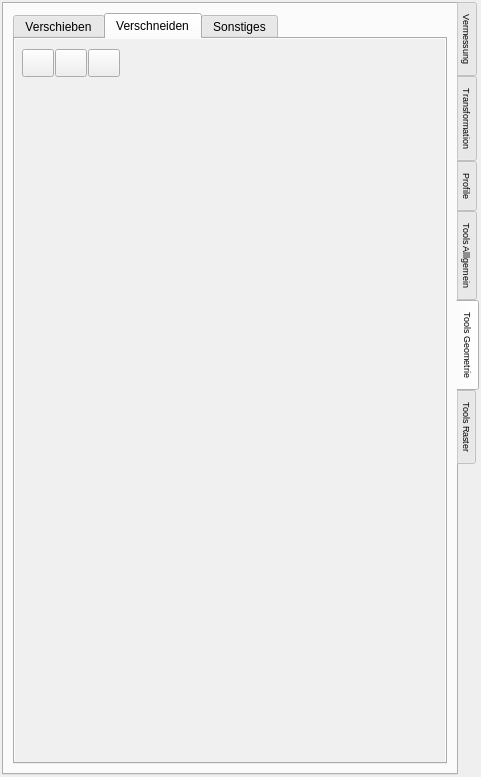
The window that arch_dock/forms/t2g_arch_dockwidget.ui (Landesamt-fuer-Archaeologie-Sachsen/Tachy2GIS_arch) describes before a commit, drawn with Qt 5.
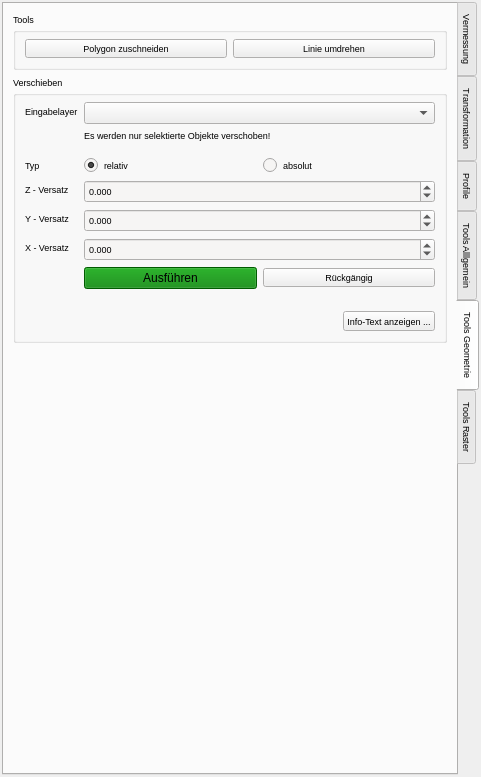
The same window after the commit. The open tabs and pages were chosen to show the change. Icons and pictures are not drawn. Custom widgets are drawn as their Qt base class.

Commit message: #1631 remove tools geom innenliegend and geom außenliegend; rearrange gui for remaining geom tools

The edit to the form file:
```diff
--- a/arch_dock/forms/t2g_arch_dockwidget.ui
+++ b/arch_dock/forms/t2g_arch_dockwidget.ui
@@ -760,56 +760,80 @@
          </attribute>
          <layout class="QVBoxLayout" name="verticalLayout_2">
           <item>
-           <widget class="QTabWidget" name="geometryEditMainTabWidget">
-            <property name="sizePolicy">
-             <sizepolicy hsizetype="Expanding" vsizetype="Expanding">
-              <horstretch>0</horstretch>
-              <verstretch>0</verstretch>
-             </sizepolicy>
+           <widget class="QGroupBox" name="groupBox">
+            <property name="title">
+             <string>Tools</string>
             </property>
-            <property name="styleSheet">
-             <string notr="true">#geometryEditMainTabWidget{
-	background-color:  rgb(240,240,240)
-}</string>
-            </property>
-            <property name="currentIndex">
-             <number>0</number>
-            </property>
-            <widget class="QWidget" name="lfaWidgetVerschieben">
-             <property name="styleSheet">
-              <string notr="true">#lfaWidgetVerschieben{
-	background-color:  rgb(240,240,240)
-}</string>
-             </property>
-             <attribute name="title">
+            <layout class="QHBoxLayout" name="horizontalLayout_7">
+             <item>
+              <widget class="QPushButton" name="butContactClip">
+               <property name="text">
+                <string>Polygon zuschneiden</string>
+               </property>
+               <property name="icon">
+                <iconset>
+                 <normaloff>../../icons/butOutsideClip.gif</normaloff>../../icons/butOutsideClip.gif</iconset>
+               </property>
+               <property name="iconSize">
+                <size>
+                 <width>24</width>
+                 <height>24</height>
+                </size>
+               </property>
+              </widget>
+             </item>
+             <item>
+              <widget class="QPushButton" name="butLineRes">
+               <property name="text">
+                <string>Linie umdrehen</string>
+               </property>
+               <property name="icon">
+                <iconset>
+                 <normaloff>../../icons/LineRe.gif</normaloff>../../icons/LineRe.gif</iconset>
+               </property>
+               <property name="iconSize">
+                <size>
+                 <width>24</width>
+                 <height>24</height>
+                </size>
+               </property>
+              </widget>
+             </item>
+            </layout>
+           </widget>
+          </item>
+          <item>
+           <widget class="QGroupBox" name="groupBox_Verschieben">
+            <property name="title">
               <string>Verschieben</string>
-             </attribute>
+            </property>
              <layout class="QFormLayout" name="formLayout_4">
-              <item row="1" column="0">
+             <item row="0" column="0">
                <widget class="QLabel" name="label_15">
                 <property name="text">
                  <string>Eingabelayer</string>
                 </property>
                </widget>
               </item>
-              <item row="1" column="1">
+             <item row="0" column="1">
                <widget class="QgsMapLayerComboBox" name="layerGeometryMove"/>
               </item>
-              <item row="3" column="1">
+             <item row="1" column="1">
                <widget class="QLabel" name="label_16">
                 <property name="text">
-                 <string>Es werden nur selektierte Objekte verschoben!</string>
+                <string>Es werden nur selektierte Objekte verschoben!
+                </string>
                 </property>
                </widget>
               </item>
-              <item row="4" column="0">
+             <item row="2" column="0">
                <widget class="QLabel" name="label_22">
                 <property name="text">
                  <string>Typ</string>
                 </property>
                </widget>
               </item>
-              <item row="4" column="1">
+             <item row="2" column="1">
                <layout class="QHBoxLayout" name="horizontalLayout">
                 <item>
                  <widget class="QRadioButton" name="radioGeometryMoveRelativ">
@@ -830,14 +854,14 @@
                 </item>
                </layout>
               </item>
-              <item row="6" column="0">
+             <item row="3" column="0">
                <widget class="QLabel" name="label_23">
                 <property name="text">
                  <string>Z - Versatz</string>
                 </property>
                </widget>
               </item>
-              <item row="6" column="1">
+             <item row="3" column="1">
                <widget class="QgsDoubleSpinBox" name="spinBoxGeometryMoveZ">
                 <property name="decimals">
                  <number>3</number>
@@ -850,14 +874,14 @@
                 </property>
                </widget>
               </item>
-              <item row="8" column="0">
+             <item row="4" column="0">
                <widget class="QLabel" name="label_24">
                 <property name="text">
                  <string>Y - Versatz</string>
                 </property>
                </widget>
               </item>
-              <item row="8" column="1">
+             <item row="4" column="1">
                <widget class="QgsDoubleSpinBox" name="spinBoxGeometryMoveY">
                 <property name="decimals">
                  <number>3</number>
@@ -870,14 +894,14 @@
                 </property>
                </widget>
               </item>
-              <item row="11" column="0">
+             <item row="5" column="0">
                <widget class="QLabel" name="label_25">
                 <property name="text">
                  <string>X - Versatz</string>
                 </property>
                </widget>
               </item>
-              <item row="11" column="1">
+             <item row="5" column="1">
                <widget class="QgsDoubleSpinBox" name="spinBoxGeometryMoveX">
                 <property name="decimals">
                  <number>3</number>
@@ -890,7 +914,7 @@
                 </property>
                </widget>
               </item>
-              <item row="14" column="1">
+             <item row="6" column="1">
                <layout class="QHBoxLayout" name="horizontalLayout_2">
                 <property name="leftMargin">
                  <number>0</number>
@@ -938,7 +962,7 @@
                 </item>
                </layout>
               </item>
-              <item row="18" column="1">
+             <item row="8" column="1">
                <layout class="QHBoxLayout" name="horizontalLayout_3">
                 <property name="topMargin">
                  <number>0</number>
@@ -974,171 +998,34 @@
                    </sizepolicy>
                   </property>
                   <property name="text">
-                   <string>Infos</string>
-                  </property>
-                  <property name="default">
-                   <bool>false</bool>
+                  <string>Info-Text anzeigen ...</string>
+                 </property>
+                </widget>
+               </item>
+              </layout>
+             </item>
+             <item row="7" column="1">
+              <widget class="QLabel" name="label_4">
+               <property name="text">
+                <string/>
                   </property>
                  </widget>
                 </item>
                </layout>
-              </item>
-              <item row="16" column="1">
+           </widget>
+          </item>
+          <item>
                <spacer name="verticalSpacer">
                 <property name="orientation">
                  <enum>Qt::Vertical</enum>
                 </property>
-                <property name="sizeType">
-                 <enum>QSizePolicy::Maximum</enum>
-                </property>
                 <property name="sizeHint" stdset="0">
                  <size>
                   <width>20</width>
-                  <height>1000</height>
+              <height>40</height>
                  </size>
                 </property>
                </spacer>
-              </item>
-             </layout>
-            </widget>
-            <widget class="QWidget" name="lfaWidgetVerschneiden">
-             <property name="styleSheet">
-              <string notr="true">#lfaWidgetVerschneiden{
-	background-color: rgb(240,240,240)
-}</string>
-             </property>
-             <attribute name="title">
-              <string>Verschneiden</string>
-             </attribute>
-             <widget class="QPushButton" name="butContactClip">
-              <property name="geometry">
-               <rect>
-                <x>7</x>
-                <y>10</y>
-                <width>32</width>
-                <height>28</height>
-               </rect>
-              </property>
-              <property name="autoFillBackground">
-               <bool>false</bool>
-              </property>
-              <property name="styleSheet">
-               <string notr="true"/>
-              </property>
-              <property name="text">
-               <string/>
-              </property>
-              <property name="icon">
-               <iconset>
-                <normaloff>../Icons/butContactClip.gif</normaloff>../Icons/butContactClip.gif</iconset>
-              </property>
-              <property name="iconSize">
-               <size>
-                <width>20</width>
-                <height>20</height>
-               </size>
-              </property>
-             </widget>
-             <widget class="QPushButton" name="butInsideClip">
-              <property name="geometry">
-               <rect>
-                <x>73</x>
-                <y>10</y>
-                <width>32</width>
-                <height>28</height>
-               </rect>
-              </property>
-              <property name="autoFillBackground">
-               <bool>false</bool>
-              </property>
-              <property name="styleSheet">
-               <string notr="true"/>
-              </property>
-              <property name="text">
-               <string/>
-              </property>
-              <property name="icon">
-               <iconset>
-                <normaloff>../Icons/butInsideClip.gif</normaloff>../Icons/butInsideClip.gif</iconset>
-              </property>
-              <property name="iconSize">
-               <size>
-                <width>20</width>
-                <height>20</height>
-               </size>
-              </property>
-             </widget>
-             <widget class="QPushButton" name="butOutsideClip">
-              <property name="geometry">
-               <rect>
-                <x>40</x>
-                <y>10</y>
-                <width>32</width>
-                <height>28</height>
-               </rect>
-              </property>
-              <property name="autoFillBackground">
-               <bool>false</bool>
-              </property>
-              <property name="styleSheet">
-               <string notr="true"/>
-              </property>
-              <property name="text">
-               <string/>
-              </property>
-              <property name="icon">
-               <iconset>
-                <normaloff>../Icons/butOutsideClip.gif</normaloff>../Icons/butOutsideClip.gif</iconset>
-              </property>
-              <property name="iconSize">
-               <size>
-                <width>20</width>
-                <height>20</height>
-               </size>
-              </property>
-             </widget>
-            </widget>
-            <widget class="QWidget" name="lfaWidgetSonstiges">
-             <property name="styleSheet">
-              <string notr="true">#lfaWidgetSonstiges{
-	background-color: rgb(240,240,240)
-}</string>
-             </property>
-             <attribute name="title">
-              <string>Sonstiges</string>
-             </attribute>
-             <widget class="QPushButton" name="butLineRes">
-              <property name="geometry">
-               <rect>
-                <x>10</x>
-                <y>10</y>
-                <width>32</width>
-                <height>28</height>
-               </rect>
-              </property>
-              <property name="autoFillBackground">
-               <bool>false</bool>
-              </property>
-              <property name="styleSheet">
-               <string notr="true"/>
-              </property>
-              <property name="text">
-               <string/>
-              </property>
-              <property name="icon">
-               <iconset>
-                <normalon>../Icons/LineRe.gif</normalon>
-               </iconset>
-              </property>
-              <property name="iconSize">
-               <size>
-                <width>20</width>
-                <height>20</height>
-               </size>
-              </property>
-             </widget>
-            </widget>
-           </widget>
           </item>
          </layout>
         </widget>
```
Left out of the diff: 49 changed lines with no effect on the pictures. Lines whose indentation alone changed are shown as unchanged. The commit also changes 2 other files.
